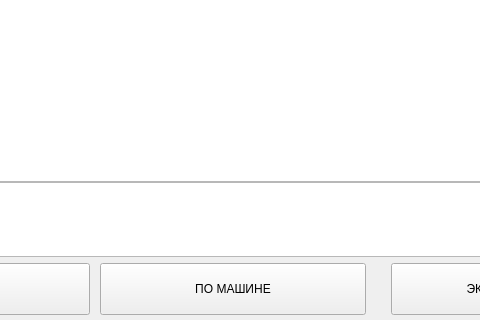
emilAIT/ecotaxi-test, file pages/reportpage.ui: the form before one commit; both pictures show x 594 to 1074 and y 400 to 720 of the 1280 by 720 pixel window.
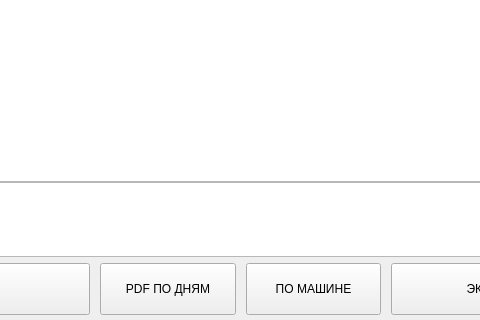
The form after the commit.

```diff
--- a/pages/reportpage.ui
+++ b/pages/reportpage.ui
@@ -297,6 +297,19 @@
        </property>
       </widget>
      </item>
+     <item>
+      <widget class="QPushButton" name="PDFbyDateButton">
+       <property name="minimumSize">
+        <size>
+         <width>0</width>
+         <height>52</height>
+        </size>
+       </property>
+       <property name="text">
+        <string>PDF ПО ДНЯМ</string>
+       </property>
+      </widget>
+     </item>
      <item>
       <widget class="QPushButton" name="ItemButton">
        <property name="minimumSize">
```
Left out of the diff: 28 changed lines with no effect on the pictures.
